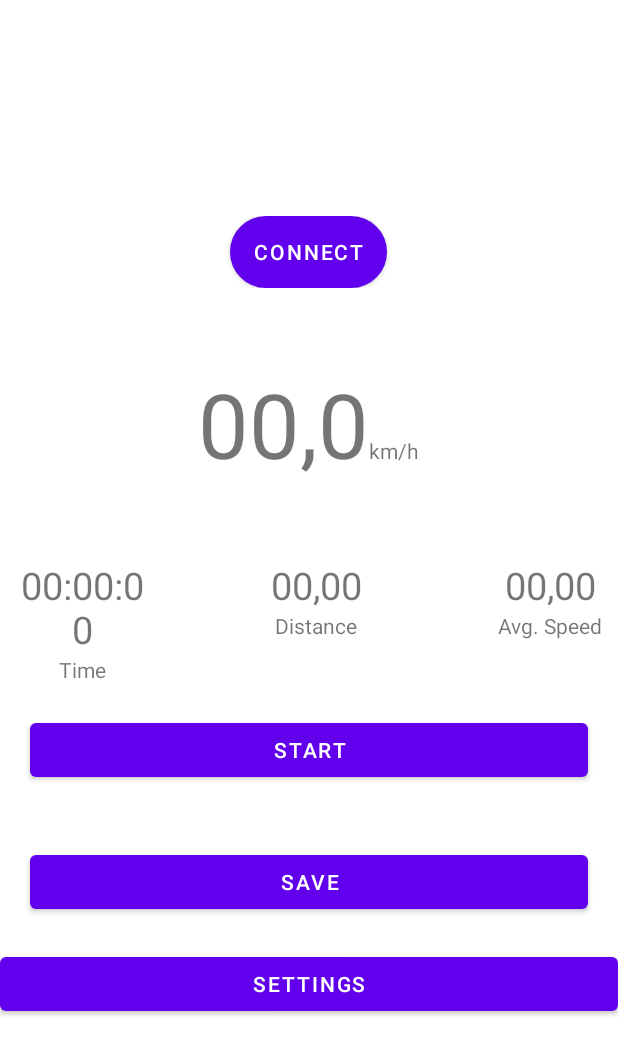
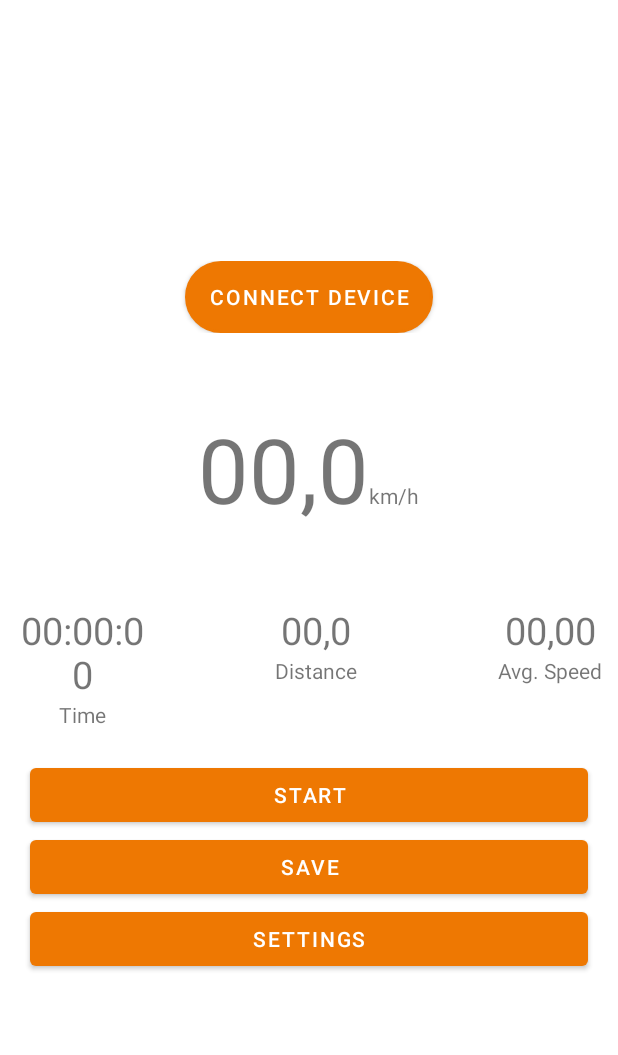
Before and after one commit to JJayU/SpeedMeterProject, an Android app: the layout activity_main.xml on its own in the app's theme, with its tools: preview values and no code run, on a phone screen of 412 x 824 dp. Shown: the top 1055 px of the screen. Run offline under Robolectric (Android 15) with nearby library versions, the phone set to English and light mode, and no system bars.

Commit message:
Color scheme changed

```diff
--- a/app/src/main/res/layout/activity_main.xml
+++ b/app/src/main/res/layout/activity_main.xml
@@ -94,7 +94,7 @@
                         android:id="@+id/tripDistance"
                         android:layout_width="match_parent"
                         android:layout_height="wrap_content"
-                        android:text="00,00"
+                        android:text="00,0"
                         android:textAlignment="center"
                         android:textSize="25sp" />
 
@@ -135,23 +135,25 @@
                 android:id="@+id/startButton"
                 android:layout_width="match_parent"
                 android:layout_height="wrap_content"
-                android:layout_margin="20dp"
-                android:text="START" />
+                android:layout_marginHorizontal="20dp"
+                android:layout_marginTop="20dp"
+                android:text="@string/start" />
 
             <Button
                 android:id="@+id/saveButton"
                 android:layout_width="match_parent"
                 android:layout_height="wrap_content"
-                android:layout_margin="20dp"
-                android:text="SAVE"
-                android:visibility="gone"
+                android:layout_marginHorizontal="20dp"
+                android:text="@string/save"
+                android:visibility="invisible"
                 tools:visibility="visible" />
 
             <Button
                 android:id="@+id/settings_button"
                 android:layout_width="match_parent"
                 android:layout_height="wrap_content"
-                android:text="Settings" />
+                android:layout_marginHorizontal="20dp"
+                android:text="@string/settings" />
 
         </LinearLayout>
 
--- a/app/src/main/res/values/strings.xml
+++ b/app/src/main/res/values/strings.xml
@@ -1,12 +1,18 @@
 <resources>
-    <string name="app_name">SpeedMeterProject</string>
+    <string name="app_name">Bike speed meter</string>
     <string name="title_activity_settings">SettingsActivity</string>
 
     <string name="settings_bike_header">Bike Settings</string>
     <string name="settings_app_header">App Settings</string>
-    <string name="no_device_connected">Connect</string>
+    <string name="no_device_connected">Connect device</string>
     <string name="speed_unit_kmph">km/h</string>
     <string name="time">Time</string>
     <string name="distance">Distance</string>
     <string name="avg_speed">Avg. Speed</string>
+    <string name="start">START</string>
+    <string name="save">SAVE</string>
+    <string name="settings">Settings</string>
+    <string name="auto_connect">Auto connect on app startup</string>
+    <string name="speed_unit">Speed unit</string>
+    <string name="wheel_circumference">Wheel circumference</string>
 </resources>
--- a/app/src/main/res/values/themes.xml
+++ b/app/src/main/res/values/themes.xml
@@ -2,13 +2,13 @@
     <!-- Base application theme. -->
     <style name="Theme.SpeedMeterProject" parent="Theme.MaterialComponents.DayNight.DarkActionBar">
         <!-- Primary brand color. -->
-        <item name="colorPrimary">@color/purple_500</item>
-        <item name="colorPrimaryVariant">@color/purple_700</item>
-        <item name="colorOnPrimary">@color/white</item>
+        <item name="colorPrimary">#ee7802</item>
+        <item name="colorPrimaryVariant">#de4e02</item>
+        <item name="colorOnPrimary">#ffffff</item>
         <!-- Secondary brand color. -->
-        <item name="colorSecondary">@color/teal_200</item>
-        <item name="colorSecondaryVariant">@color/teal_700</item>
-        <item name="colorOnSecondary">@color/black</item>
+        <item name="colorSecondary">#ee0202</item>
+        <item name="colorSecondaryVariant">#d70000</item>
+        <item name="colorOnSecondary">#ffffff</item>
         <!-- Status bar color. -->
         <item name="android:statusBarColor">?attr/colorPrimaryVariant</item>
         <!-- Customize your theme here. -->
--- a/app/src/main/res/xml/root_preferences.xml
+++ b/app/src/main/res/xml/root_preferences.xml
@@ -3,10 +3,10 @@
     <PreferenceCategory app:title="@string/settings_app_header">
         <SwitchPreferenceCompat
             app:key="auto_connect"
-            app:title="Auto connect on app startup" />
+            app:title="@string/auto_connect" />
         <ListPreference
             app:key="speed_unit"
-            app:title="Speed unit"
+            app:title="@string/speed_unit"
             app:defaultValue="kmph"
             app:entries="@array/speed_unit_entries"
             app:entryValues="@array/speed_unit_values"
@@ -19,7 +19,7 @@
         <EditTextPreference
             app:defaultValue="2200"
             app:key="wheel_circ"
-            app:title="Wheel circumference"
+            app:title="@string/wheel_circumference"
             app:useSimpleSummaryProvider="true" />
 
     </PreferenceCategory>
```
Also changed, not shown: app/src/main/res/menu/navigation_menu.xml (added, +21 -0 lines).
